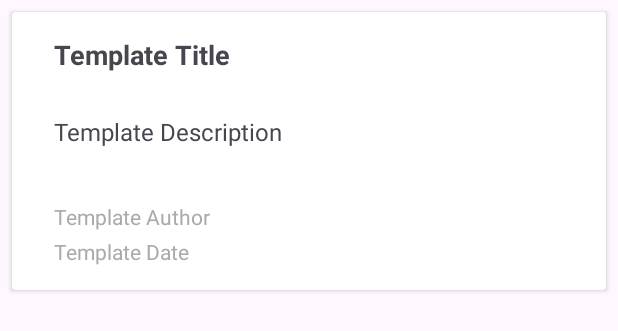
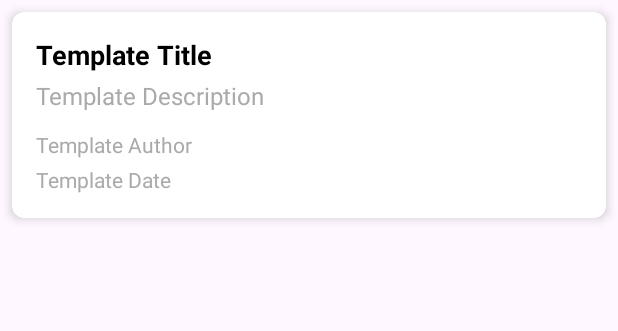
Before and after one commit to lilyraf/RDreport2, an Android app: the layout item_news_cardview.xml on its own in the app's theme, with its tools: preview values and no code run, on a phone screen of 412 x 824 dp. Shown: the top 331 px of the screen. Run offline under Robolectric (Android 15) with nearby library versions, the phone set to English and light mode, and no system bars; network calls fail.

Commit message:
redo cardview design, removed old option menu

```diff
--- a/app/src/main/res/layout/item_news_cardview.xml
+++ b/app/src/main/res/layout/item_news_cardview.xml
@@ -1,76 +1,72 @@
 <!-- res/layout/item_news_cardview.xml -->
-<androidx.cardview.widget.CardView xmlns:android="http://schemas.android.com/apk/res/android"
+<androidx.cardview.widget.CardView
+    xmlns:android="http://schemas.android.com/apk/res/android"
     xmlns:app="http://schemas.android.com/apk/res-auto"
-    xmlns:tools="http://schemas.android.com/tools"
+    android:id="@+id/cardView"
     android:layout_width="match_parent"
     android:layout_height="wrap_content"
-    android:layout_gravity="center_horizontal"
     android:layout_margin="8dp"
-    android:elevation="4dp"
-    android:padding="16dp">
+    app:cardBackgroundColor="@android:color/white"
+    app:cardCornerRadius="8dp"
+    app:cardElevation="4dp"
+    app:cardPreventCornerOverlap="true">
 
     <androidx.constraintlayout.widget.ConstraintLayout
         android:layout_width="match_parent"
-        android:layout_height="match_parent"
-        android:layout_gravity="center_horizontal"
-        android:layout_marginTop="0dp"
-        android:minWidth="0dp"
-        android:minHeight="0dp"
+        android:layout_height="wrap_content"
         android:padding="16dp">
 
         <TextView
             android:id="@+id/titleTextView"
-            android:layout_width="match_parent"
+            android:layout_width="wrap_content"
             android:layout_height="wrap_content"
-            android:paddingLeft="12dp"
-            android:paddingRight="12dp"
             android:text="Template Title"
+            android:textColor="@android:color/black"
             android:textSize="18sp"
             android:textStyle="bold"
+            app:layout_constraintStart_toStartOf="parent"
+            app:layout_constraintTop_toTopOf="parent"
             app:layout_constraintEnd_toEndOf="parent"
-            app:layout_constraintStart_toStartOf="parent"
-            app:layout_constraintTop_toTopOf="parent" />
+            app:layout_constraintHorizontal_bias="0.0" />
 
         <TextView
             android:id="@+id/descriptionTextView"
-            android:layout_width="match_parent"
+            android:layout_width="wrap_content"
             android:layout_height="wrap_content"
-            android:layout_marginTop="28dp"
-            android:paddingLeft="12dp"
-            android:paddingRight="12dp"
             android:text="Template Description"
+            android:textColor="@android:color/darker_gray"
             android:textSize="16sp"
+            app:layout_constraintStart_toStartOf="parent"
+            app:layout_constraintTop_toBottomOf="@id/titleTextView"
             app:layout_constraintEnd_toEndOf="parent"
-            app:layout_constraintStart_toStartOf="parent"
-            app:layout_constraintTop_toBottomOf="@+id/titleTextView" />
+            app:layout_constraintHorizontal_bias="0.0"
+            android:layout_marginTop="4dp" />
 
         <TextView
             android:id="@+id/authorTextView"
-            android:layout_width="match_parent"
+            android:layout_width="wrap_content"
             android:layout_height="wrap_content"
-            android:layout_marginTop="36dp"
-            android:paddingLeft="12dp"
-            android:paddingRight="12dp"
             android:text="Template Author"
             android:textColor="@android:color/darker_gray"
             android:textSize="14sp"
+            app:layout_constraintStart_toStartOf="parent"
+            app:layout_constraintTop_toBottomOf="@id/descriptionTextView"
             app:layout_constraintEnd_toEndOf="parent"
-            app:layout_constraintStart_toStartOf="parent"
-            app:layout_constraintTop_toBottomOf="@+id/descriptionTextView" />
+            app:layout_constraintHorizontal_bias="0.0"
+            android:layout_marginTop="12dp" />
 
         <TextView
             android:id="@+id/dateTextView"
-            android:layout_width="match_parent"
+            android:layout_width="wrap_content"
             android:layout_height="wrap_content"
-            android:layout_marginTop="4dp"
-            android:paddingLeft="12dp"
-            android:paddingRight="12dp"
             android:text="Template Date"
             android:textColor="@android:color/darker_gray"
             android:textSize="14sp"
+            app:layout_constraintStart_toStartOf="parent"
+            app:layout_constraintTop_toBottomOf="@id/authorTextView"
             app:layout_constraintEnd_toEndOf="parent"
-            app:layout_constraintStart_toStartOf="parent"
-            app:layout_constraintTop_toBottomOf="@+id/authorTextView" />
+            app:layout_constraintHorizontal_bias="0.0"
+            android:layout_marginTop="4dp" />
 
     </androidx.constraintlayout.widget.ConstraintLayout>
 
--- a/app/src/main/res/menu/nav_menu.xml
+++ b/app/src/main/res/menu/nav_menu.xml
@@ -12,5 +12,8 @@
             android:id="@+id/menu_about"
             android:icon="@drawable/ic_launcher_background"
             android:title="About" />
+        <item
+            android:id="@+id/menu_sign_out"
+            android:title="Sign Out" />
     </group>
 </menu>
```
Also changed, not shown: app/src/main/java/com/ict602/rdreport/AboutActivity.java (+21 -0 lines), app/src/main/java/com/ict602/rdreport/CommentActivity.java (+3 -21 lines), app/src/main/java/com/ict602/rdreport/NewsActivity.java (+19 -0 lines), app/src/main/res/layout/nav_header.xml (+34 -16 lines).
